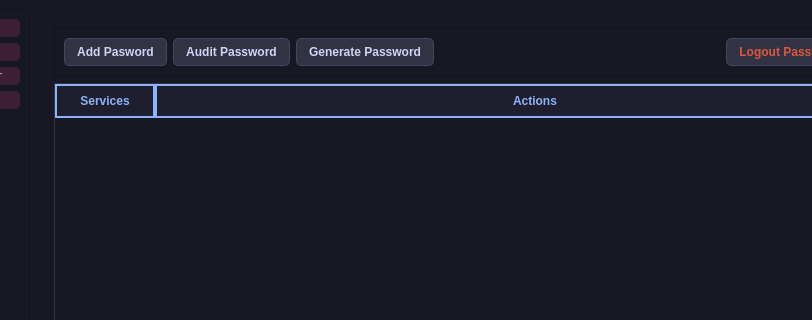
Ghospicer/SiriusVault, file SiriusVaultGUI/src/main_menu.ui: the form before one commit; both pictures show x 179 to 991 and y 0 to 320 of the 1122 by 890 pixel window.
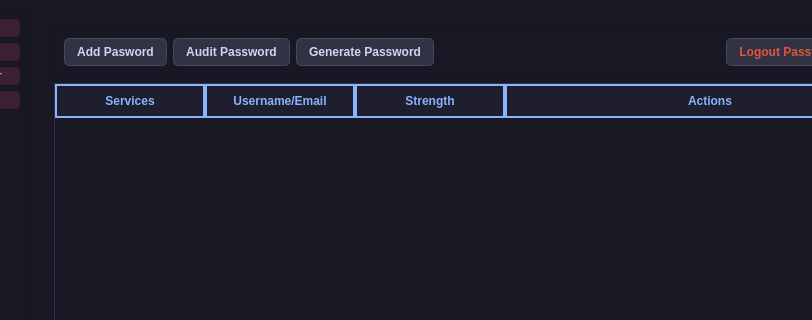
The form after the commit. Icons and pictures are not drawn.

The edit to the form file:
```diff
--- a/SiriusVaultGUI/src/main_menu.ui
+++ b/SiriusVaultGUI/src/main_menu.ui
@@ -911,6 +911,15 @@
               <property name="showGrid">
                <bool>false</bool>
               </property>
+              <property name="wordWrap">
+               <bool>true</bool>
+              </property>
+              <attribute name="horizontalHeaderDefaultSectionSize">
+               <number>150</number>
+              </attribute>
+              <attribute name="horizontalHeaderHighlightSections">
+               <bool>false</bool>
+              </attribute>
               <attribute name="horizontalHeaderStretchLastSection">
                <bool>true</bool>
               </attribute>
@@ -922,6 +931,16 @@
                 <string>Services</string>
                </property>
               </column>
+              <column>
+               <property name="text">
+                <string>Username/Email</string>
+               </property>
+              </column>
+              <column>
+               <property name="text">
+                <string>Strength</string>
+               </property>
+              </column>
               <column>
                <property name="text">
                 <string>Actions</string>
```
